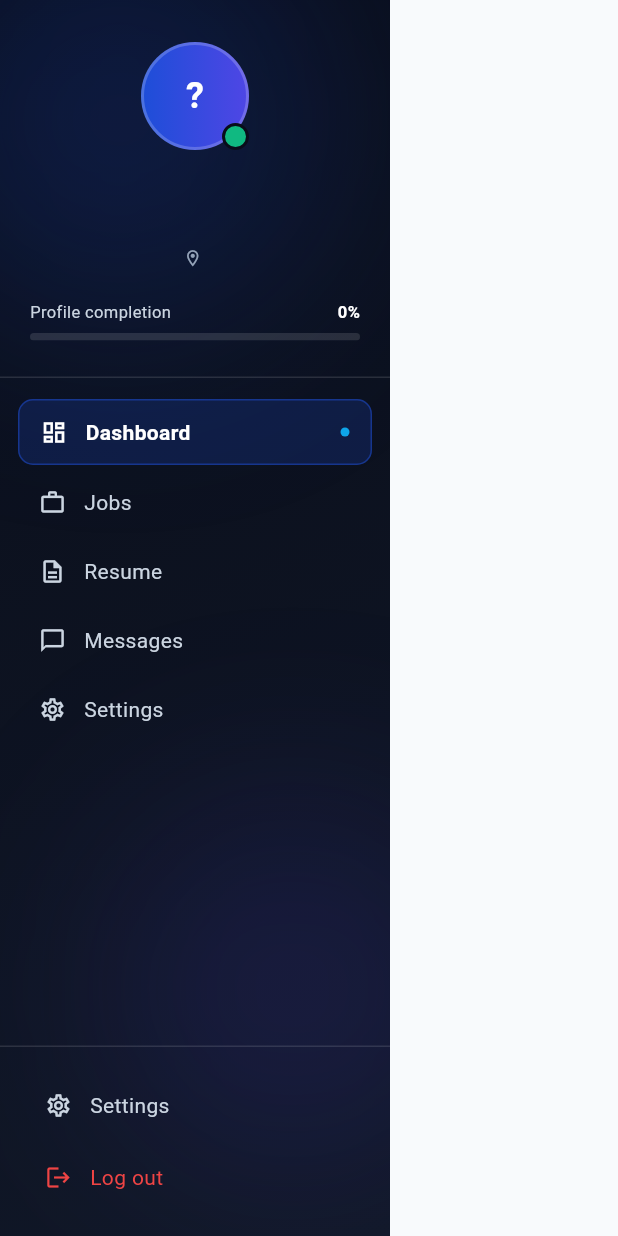
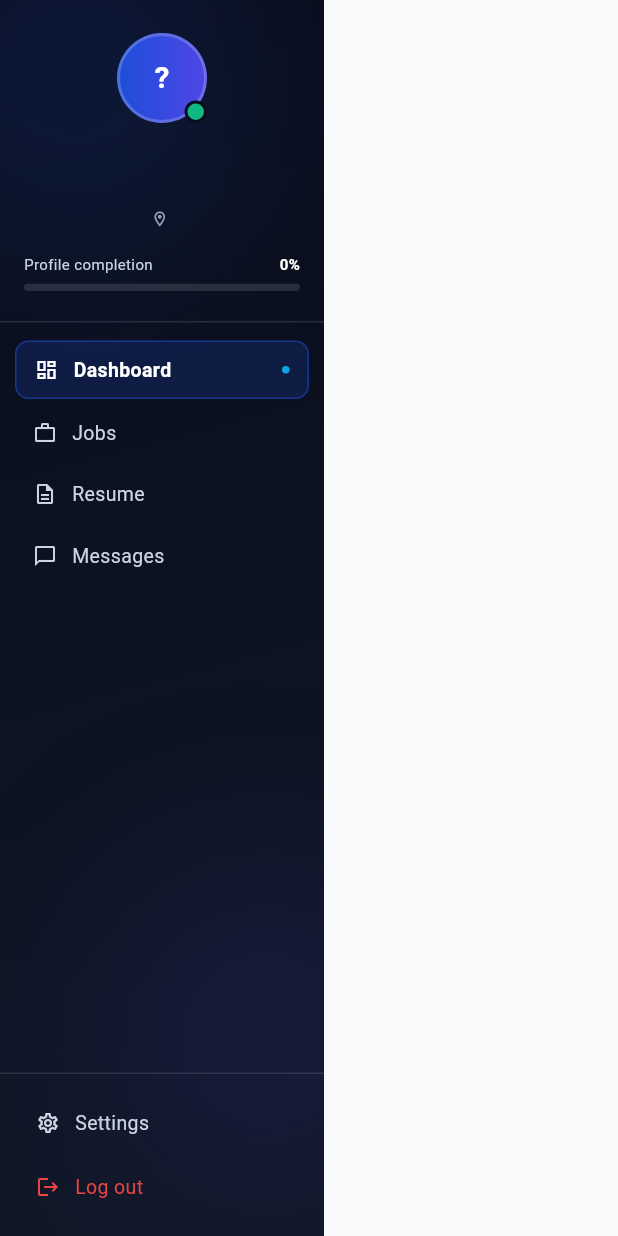
Before and after one commit to kenaiebatista/jobfy, a Flutter app: the ProfileSidebar widget shown alone on an empty page, opened directly with empty values, on a phone screen of 412 x 824 dp. Run offline on Flutter 3.47's test engine with Material 3 defaults, Android fonts, the phone set to English and light mode, and no system bars; our stand-ins replace go_router, shared_preferences; accounts and stored records are empty; generated files the repository leaves out were written again.

Commit message:
feat(nav): keep the sidebar on Jobs and Settings, make it smaller
The profile sidebar previously only existed on the dashboard; Jobs
and Settings fell back to a bare AppBar-with-back-button, losing
navigation context. Both now share it via a new UserShell widget
(sidebar + content, with a loading/error state while the profile
isn't ready yet).

Narrows ProfileSidebar from 260px to 216px (avatar, paddings and
type scale trimmed to match) and adds defensive Flexible/ellipsis
wrapping to its profile-card text, which a RenderFlex overflow test
run at the new width caught immediately.

Selection is now driven by a SidebarSection enum passed by each page
instead of an arbitrary index threaded through onNavTap/selectNav —
Dashboard/Jobs/Resume/Messages/Settings are real destinations (or
intentionally inert, for the two not built yet), not a locally
toggled index. This also fixes a latent duplicate: "Configurações"
was showing twice (once in the main nav list, once in the pinned
bottom section).

Backing this, UserSessionController (provided once at the app root)
replaces the ad hoc UserController + per-page profile fetch, so the
dashboard, Jobs and Settings all share one loaded profile instead of
three independent fetches. Its initial load is deferred to a
microtask — calling it straight from initState() triggered a
"setState() during build" assertion, since notifyListeners() fires
before the fetch's first await.

Also fixes a real overflow in the job listing card's action row
(salary + view-details + apply), surfaced by the sidebar now
reducing the available content width in tests.

Co-Authored-By: Claude Sonnet 5 <noreply@anthropic.com>

```diff
--- /dev/null
+++ b/lib/core/session/user_session_controller.dart
@@ -0,0 +1,52 @@
+import 'package:flutter/foundation.dart';
+import 'package:jobfy/features/user/domain/entities/user_profile_entity.dart';
+import 'package:jobfy/features/user/domain/usecases/get_user_profile_usecase.dart';
+
+enum UserSessionStatus { idle, loading, loaded, error }
+
+/// Holds the signed-in user's profile so every screen that needs it — the
+/// dashboard, and anywhere the persistent sidebar appears — shares one
+/// fetch instead of each page reloading it independently.
+class UserSessionController extends ChangeNotifier {
+  final GetUserProfileUsecase _getUserProfileUsecase;
+
+  UserSessionController(this._getUserProfileUsecase);
+
+  UserSessionStatus _status = UserSessionStatus.idle;
+  UserProfileEntity? _profile;
+
+  UserSessionStatus get status => _status;
+  UserProfileEntity? get profile => _profile;
+  bool get isLoading => _status == UserSessionStatus.loading;
+
+  /// Loads the profile unless it's already loaded or loading. Safe to call
+  /// from every screen's initState: the actual load (and its first
+  /// notifyListeners) is deferred to a microtask so it never fires while
+  /// the caller's widget is still building.
+  Future<void> ensureLoaded(String userId) {
+    if (_status == UserSessionStatus.loading || _status == UserSessionStatus.loaded) {
+      return Future.value();
+    }
+    return Future.microtask(() => _load(userId));
+  }
+
+  Future<void> reload(String userId) => _load(userId);
+
+  void clear() {
+    _profile = null;
+    _status = UserSessionStatus.idle;
+    notifyListeners();
+  }
+
+  Future<void> _load(String userId) async {
+    _status = UserSessionStatus.loading;
+    notifyListeners();
+    try {
+      _profile = await _getUserProfileUsecase(userId);
+      _status = UserSessionStatus.loaded;
+    } catch (_) {
+      _status = UserSessionStatus.error;
+    }
+    notifyListeners();
+  }
+}
--- a/lib/features/user/presentation/widgets/profile_sidebar.dart
+++ b/lib/features/user/presentation/widgets/profile_sidebar.dart
@@ -5,25 +5,32 @@ import 'package:jobfy/shared/widgets/glow_circle.dart';
 import 'package:flutter/material.dart';
 import 'package:go_router/go_router.dart';
 
+/// Which part of the authenticated app is currently showing, so the
+/// sidebar (shared across the dashboard, jobs and settings screens) can
+/// highlight the right entry regardless of which page rendered it.
+enum SidebarSection { dashboard, jobs, resume, messages, settings }
+
 class ProfileSidebar extends StatelessWidget {
   final UserProfileEntity profile;
-  final int selectedIndex;
-  final ValueChanged<int> onNavTap;
+  final SidebarSection current;
 
   const ProfileSidebar({
     super.key,
     required this.profile,
-    required this.selectedIndex,
-    required this.onNavTap,
+    required this.current,
   });
 
-  List<({IconData icon, String label})> _navItems(AppLocalizations l10n) => [
-        (icon: Icons.dashboard_outlined, label: l10n.navDashboard),
-        (icon: Icons.work_outline, label: l10n.navJobs),
-        (icon: Icons.description_outlined, label: l10n.navResume),
-        (icon: Icons.chat_bubble_outline, label: l10n.navMessages),
-        (icon: Icons.settings_outlined, label: l10n.navSettings),
+  List<({IconData icon, String label, SidebarSection section, String? route})> _navItems(
+    AppLocalizations l10n,
+  ) =>
+      [
+        (icon: Icons.dashboard_outlined, label: l10n.navDashboard, section: SidebarSection.dashboard, route: '/user'),
+        (icon: Icons.work_outline, label: l10n.navJobs, section: SidebarSection.jobs, route: '/jobs'),
+        (icon: Icons.description_outlined, label: l10n.navResume, section: SidebarSection.resume, route: null),
+        (icon: Icons.chat_bubble_outline, label: l10n.navMessages, section: SidebarSection.messages, route: null),
       ];
+
+  static const double width = 216;
 
   @override
   Widget build(BuildContext context) {
@@ -32,7 +39,7 @@ class ProfileSidebar extends StatelessWidget {
         : '?';
 
     return SizedBox(
-      width: 260,
+      width: width,
       child: Stack(
         fit: StackFit.expand,
         children: [
@@ -47,11 +54,11 @@ class ProfileSidebar extends StatelessWidget {
           ),
           const Positioned(
             top: -60, left: -60,
-            child: GlowCircle(size: 280, color: Color(0x331D4ED8)),
+            child: GlowCircle(size: 220, color: Color(0x331D4ED8)),
           ),
           const Positioned(
             bottom: 40, right: -60,
-            child: GlowCircle(size: 250, color: Color(0x264F46E5)),
+            child: GlowCircle(size: 200, color: Color(0x264F46E5)),
           ),
           Column(
             children: [
@@ -69,15 +76,15 @@ class ProfileSidebar extends StatelessWidget {
 
   Widget _buildProfile(String initials) {
     return Padding(
-      padding: const EdgeInsets.fromLTRB(20, 28, 20, 24),
+      padding: const EdgeInsets.fromLTRB(16, 22, 16, 20),
       child: Column(
-        spacing: 4,
+        spacing: 3,
         children: [
           Stack(
             children: [
               Container(
-                width: 72,
-                height: 72,
+                width: 60,
+                height: 60,
                 decoration: BoxDecoration(
                   shape: BoxShape.circle,
                   gradient: const LinearGradient(
@@ -93,7 +100,7 @@ class ProfileSidebar extends StatelessWidget {
                     initials.toUpperCase(),
                     style: const TextStyle(
                       color: Colors.white,
-                      fontSize: 24,
+                      fontSize: 20,
                       fontWeight: FontWeight.bold,
                     ),
                   ),
@@ -103,8 +110,8 @@ class ProfileSidebar extends StatelessWidget {
                 bottom: 0,
                 right: 0,
                 child: Container(
-                  width: 18,
-                  height: 18,
+                  width: 15,
+                  height: 15,
                   decoration: BoxDecoration(
                     color: AppColors.success,
                     shape: BoxShape.circle,
@@ -114,59 +121,58 @@ class ProfileSidebar extends StatelessWidget {
               ),
             ],
           ),
-          const SizedBox(height: 10),
+          const SizedBox(height: 8),
           Text(
             profile.name,
             style: const TextStyle(
               color: Colors.white,
               fontWeight: FontWeight.bold,
-              fontSize: 15,
+              fontSize: 14,
             ),
             textAlign: TextAlign.center,
             overflow: TextOverflow.ellipsis,
           ),
           Text(
             profile.role,
-            style: const TextStyle(color: AppColors.textLight, fontSize: 12),
+            style: const TextStyle(color: AppColors.textLight, fontSize: 11),
             textAlign: TextAlign.center,
+            maxLines: 1,
+            overflow: TextOverflow.ellipsis,
           ),
           Row(
             mainAxisAlignment: MainAxisAlignment.center,
             spacing: 3,
             children: [
               const Icon(Icons.location_on_outlined,
-                  color: AppColors.textMuted, size: 13),
-              Text(
+                  color: AppColors.textMuted, size: 12),
+              Flexible(
+                child: Text(
                   profile.location,
-                style: const TextStyle(color: AppColors.textMuted, fontSize: 11),
+                  style: const TextStyle(color: AppColors.textMuted, fontSize: 10),
+                  overflow: TextOverflow.ellipsis,
+                ),
               ),
             ],
           ),
-          const SizedBox(height: 12),
+          const SizedBox(height: 10),
           _ProgressBar(percent: profile.profileCompletion),
         ],
       ),
     );
   }
 
-  static const _jobsNavIndex = 1;
-
   Widget _buildNav(BuildContext context) {
     final items = _navItems(AppLocalizations.of(context)!);
     return ListView.builder(
-      padding: const EdgeInsets.symmetric(vertical: 12, horizontal: 12),
+      padding: const EdgeInsets.symmetric(vertical: 10, horizontal: 10),
       itemCount: items.length,
       itemBuilder: (context, i) {
         final item = items[i];
-        final isSelected = selectedIndex == i;
         return _NavItem(
           icon: item.icon,
           label: item.label,
-          isSelected: isSelected,
-          onTap: () {
-            onNavTap(i);
-            if (i == _jobsNavIndex) context.go('/jobs');
-          },
+          isSelected: current == item.section,
+          onTap: item.route == null ? () {} : () => context.go(item.route!),
         );
       },
     );
@@ -175,14 +181,14 @@ class ProfileSidebar extends StatelessWidget {
   Widget _buildSettingsAndLogout(BuildContext context) {
     final l10n = AppLocalizations.of(context)!;
     return Padding(
-      padding: const EdgeInsets.all(16),
+      padding: const EdgeInsets.all(12),
       child: Column(
         spacing: 2,
         children: [
           _NavItem(
             icon: Icons.settings_outlined,
             label: l10n.navSettings,
-            isSelected: false,
+            isSelected: current == SidebarSection.settings,
             onTap: () => context.go('/settings'),
           ),
           _NavItem(
@@ -237,43 +243,44 @@ class _NavItemState extends State<_NavItem> {
         child: AnimatedContainer(
           duration: const Duration(milliseconds: 180),
           margin: const EdgeInsets.symmetric(vertical: 2),
-          padding: const EdgeInsets.symmetric(horizontal: 14, vertical: 11),
+          padding: const EdgeInsets.symmetric(horizontal: 12, vertical: 9),
           decoration: BoxDecoration(
             color: widget.isSelected
                 ? AppColors.accent.withValues(alpha: 0.2)
                 : _hovered
                     ? Colors.white.withValues(alpha: 0.06)
                     : Colors.transparent,
-            borderRadius: BorderRadius.circular(10),
+            borderRadius: BorderRadius.circular(9),
             border: widget.isSelected
                 ? Border.all(color: AppColors.accent.withValues(alpha: 0.5))
                 : null,
           ),
           child: Row(
-            spacing: 12,
+            spacing: 10,
             children: [
-              Icon(widget.icon, color: baseColor, size: 18),
-              Text(
+              Icon(widget.icon, color: baseColor, size: 16),
+              Expanded(
+                child: Text(
                   widget.label,
                   style: TextStyle(
                     color: baseColor,
-                  fontSize: 14,
+                    fontSize: 13,
                     fontWeight: widget.isSelected
                         ? FontWeight.w600
                         : FontWeight.normal,
                   ),
+                  overflow: TextOverflow.ellipsis,
                 ),
-              if (widget.isSelected) ...[
-                const Spacer(),
+              ),
+              if (widget.isSelected)
                 Container(
-                  width: 6,
-                  height: 6,
+                  width: 5,
+                  height: 5,
                   decoration: const BoxDecoration(
                     shape: BoxShape.circle,
                     color: AppColors.accentLight,
                   ),
                 ),
-              ],
             ],
           ),
         ),
@@ -294,16 +301,18 @@ class _ProgressBar extends StatelessWidget {
       children: [
         Row(
           children: [
-            Text(
+            Expanded(
+              child: Text(
                 AppLocalizations.of(context)!.profileCompletion,
-              style: const TextStyle(color: AppColors.textLight, fontSize: 11),
+                style: const TextStyle(color: AppColors.textLight, fontSize: 10),
+                overflow: TextOverflow.ellipsis,
               ),
-            const Spacer(),
+            ),
             Text(
               '$percent%',
               style: const TextStyle(
                 color: Colors.white,
-                fontSize: 11,
+                fontSize: 10,
                 fontWeight: FontWeight.bold,
               ),
             ),
```
Also changed, not shown: lib/features/jobs/presentation/pages/jobs_page.dart (+61 -15 lines), lib/features/settings/presentation/pages/settings_page.dart (+22 -2 lines), lib/features/user/presentation/controllers/user_controller.dart (deleted, +0 -38 lines), lib/features/user/presentation/pages/user_area_page.dart (+11 -50 lines), lib/main.dart (+12 -2 lines), lib/shared/widgets/user_shell.dart (added, +44 -0 lines), 2 other files. Lines whose indentation alone changed are shown as unchanged.
